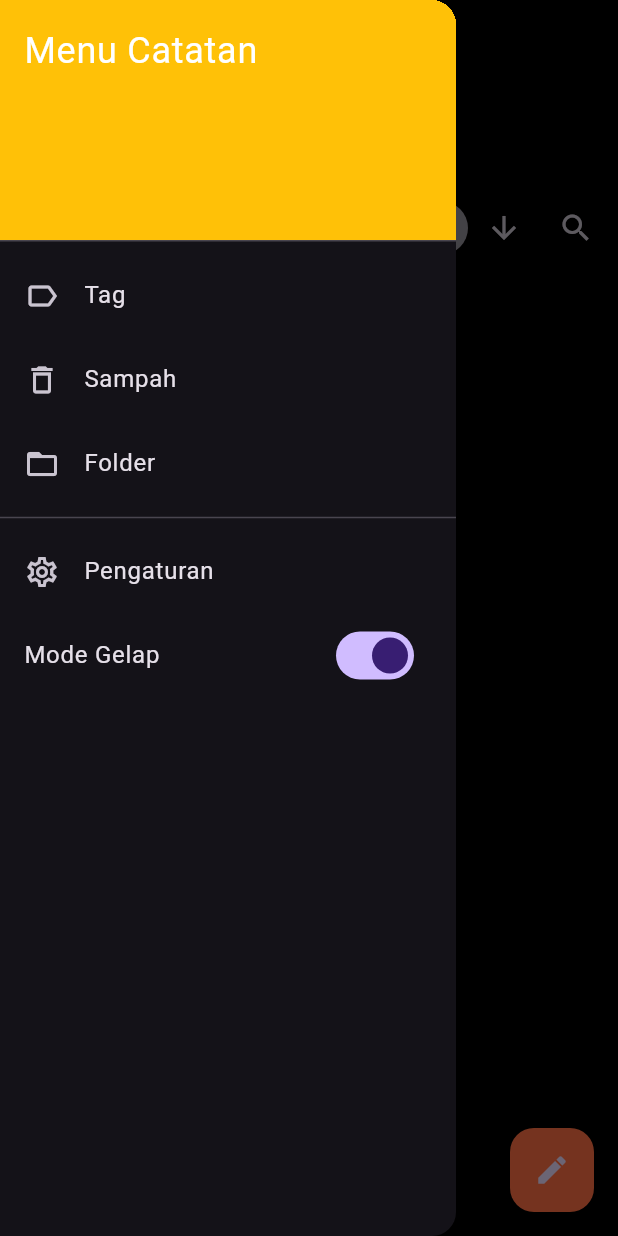
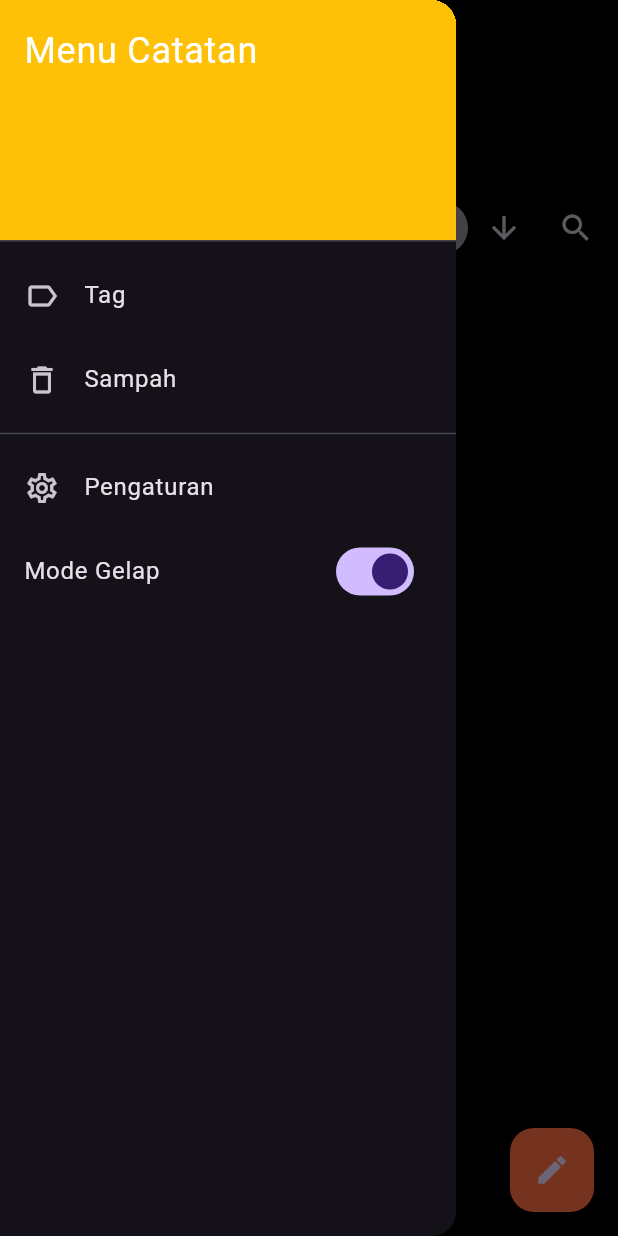
Before and after one commit to joshua825230159-code/memoir, a Flutter app: the screen it shows after launch, with the side drawer open, on a phone screen of 412 x 824 dp. Run offline on Flutter 3.47's test engine with Material 3 defaults, Android fonts, the phone set to English and light mode, and no system bars.

Commit message:
chore: remove folder #1

```diff
--- a/lib/screens/note_list_screen.dart
+++ b/lib/screens/note_list_screen.dart
@@ -181,11 +181,6 @@ class _NoteListScreenState extends State<NoteListScreen> {
             ListTile(
               leading: Icon(Icons.delete_outline),
               title: Text('Sampah'),
-              onTap: () => Navigator.pop(context),
-            ),
-            ListTile(
-              leading: Icon(Icons.folder_open_outlined),
-              title: Text('Folder'),
               onTap: () => Navigator.pop(context),
             ),
             Divider(),
```
